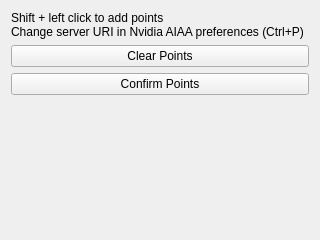
The window that mitk-plugin/Plugins/org.mitk.nvidia.aiaa/src/NvidiaDextrSegTool3DGUI.ui (NVIDIA/ai-assisted-annotation-client) describes before a commit, drawn with Qt 5.
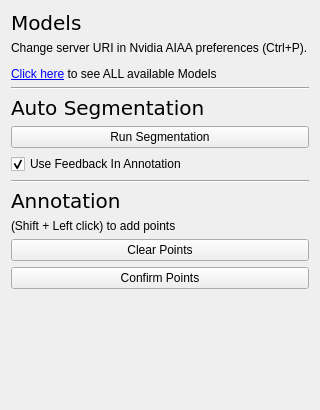
The same window after the commit.

Commit message: Support NVIDIA Segmentation+Annotation in AIAA Client+MITK Workbench

Patch:
```diff
--- a/mitk-plugin/Plugins/org.mitk.nvidia.aiaa/src/NvidiaDextrSegTool3DGUI.ui
+++ b/mitk-plugin/Plugins/org.mitk.nvidia.aiaa/src/NvidiaDextrSegTool3DGUI.ui
@@ -7,7 +7,7 @@
     <x>0</x>
     <y>0</y>
     <width>320</width>
-    <height>240</height>
+    <height>410</height>
    </rect>
   </property>
   <property name="sizePolicy">
@@ -17,11 +17,99 @@
    </sizepolicy>
   </property>
   <layout class="QVBoxLayout" name="verticalLayout">
+   <item>
+    <widget class="QLabel" name="hModelsLabel">
+     <property name="font">
+      <font>
+       <family>DejaVu Sans</family>
+       <pointsize>15</pointsize>
+      </font>
+     </property>
+     <property name="text">
+      <string>Models</string>
+     </property>
+     <property name="openExternalLinks">
+      <bool>true</bool>
+     </property>
+    </widget>
+   </item>
+   <item>
+    <widget class="QLabel" name="modelsLabel">
+     <property name="text">
+      <string>&lt;p&gt;Change server URI in Nvidia AIAA preferences (Ctrl+P).&lt;/p&gt;&lt;p&gt;&lt;a href='http://0.0.0.0:5600/v1/models'&gt;Click here&lt;/a&gt; to see ALL available Models&lt;/p&gt;</string>
+     </property>
+     <property name="wordWrap">
+      <bool>true</bool>
+     </property>
+     <property name="openExternalLinks">
+      <bool>true</bool>
+     </property>
+    </widget>
+   </item>
+   <item>
+    <widget class="Line" name="line1">
+     <property name="orientation">
+      <enum>Qt::Horizontal</enum>
+     </property>
+    </widget>
+   </item>
+   <item>
+    <widget class="QLabel" name="hSegmentationLabel">
+     <property name="font">
+      <font>
+       <family>DejaVu Sans</family>
+       <pointsize>15</pointsize>
+      </font>
+     </property>
+     <property name="text">
+      <string>Auto Segmentation</string>
+     </property>
+    </widget>
+   </item>
+   <item>
+    <widget class="QPushButton" name="autoSegmentationBtn">
+     <property name="text">
+      <string>Run Segmentation</string>
+     </property>
+    </widget>
+   </item>
+   <item>
+    <widget class="QCheckBox" name="sendFeedBackCkBox">
+     <property name="enabled">
+      <bool>true</bool>
+     </property>
+     <property name="text">
+      <string>Use Feedback In Annotation</string>
+     </property>
+     <property name="checked">
+      <bool>true</bool>
+     </property>
+    </widget>
+   </item>
+   <item>
+    <widget class="Line" name="line2">
+     <property name="orientation">
+      <enum>Qt::Horizontal</enum>
+     </property>
+    </widget>
+   </item>
+   <item>
+    <widget class="QLabel" name="hAnnotaitonLabel">
+     <property name="font">
+      <font>
+       <family>DejaVu Sans</family>
+       <pointsize>15</pointsize>
+      </font>
+     </property>
+     <property name="text">
+      <string>Annotation</string>
+     </property>
+    </widget>
+   </item>
    <item>
     <widget class="QLabel" name="addPointsLabel">
      <property name="text">
-      <string>Shift + left click to add points
-Change server URI in Nvidia AIAA preferences (Ctrl+P)</string>
+      <string>(Shift + Left click) to add points</string>
      </property>
      <property name="wordWrap">
       <bool>true</bool>
```
Left out of the diff: 3 changed lines with no effect on the pictures. The commit also changes 12 other files.
